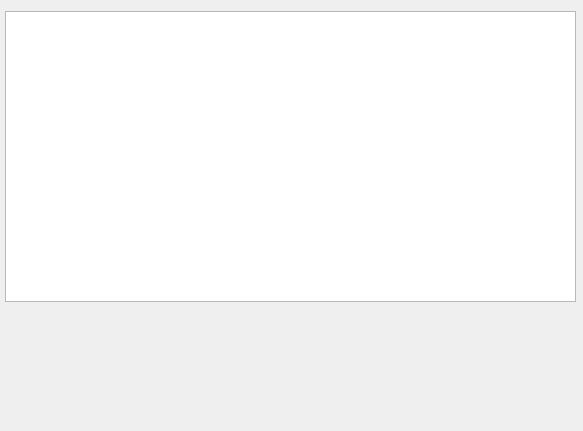
First picture: the form in name_form.ui, repository TrinhLab/CASPERapp, before the edit.
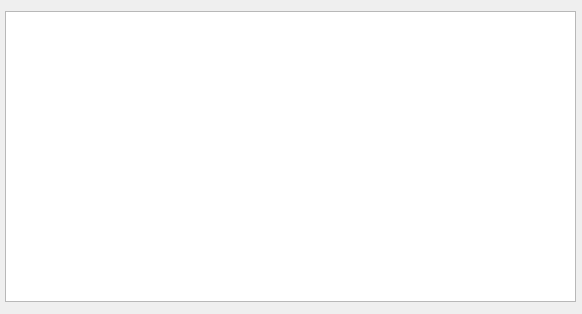
Second picture: the form after the edit.

Commit message: numerous tweaks for pop analysis and closing window. see google docs for specifics

Diff of the .ui file:
```diff
--- a/name_form.ui
+++ b/name_form.ui
@@ -6,8 +6,8 @@
    <rect>
     <x>0</x>
     <y>0</y>
-    <width>583</width>
-    <height>431</height>
+    <width>582</width>
+    <height>314</height>
    </rect>
   </property>
   <property name="windowTitle">
```
Left out of the diff: 6 changed lines with no effect on the pictures. The commit also changes 5 other files.
